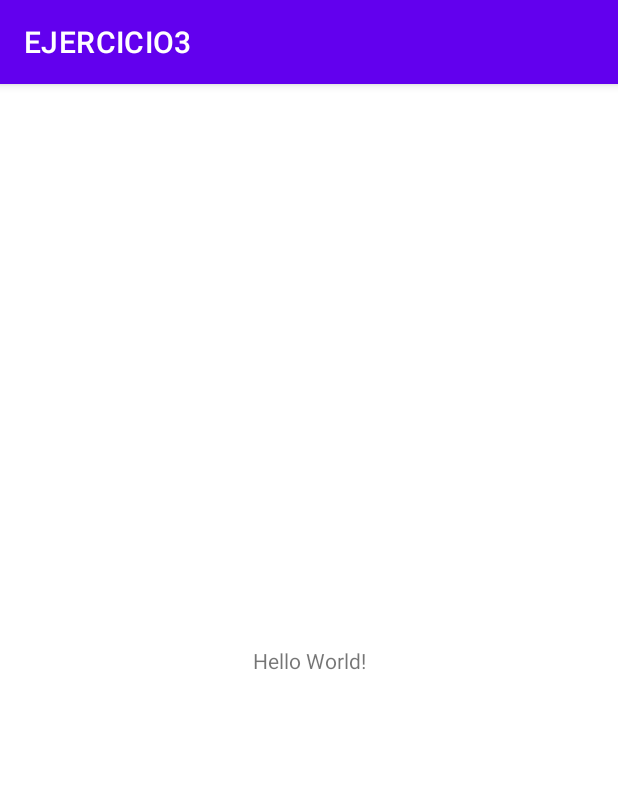
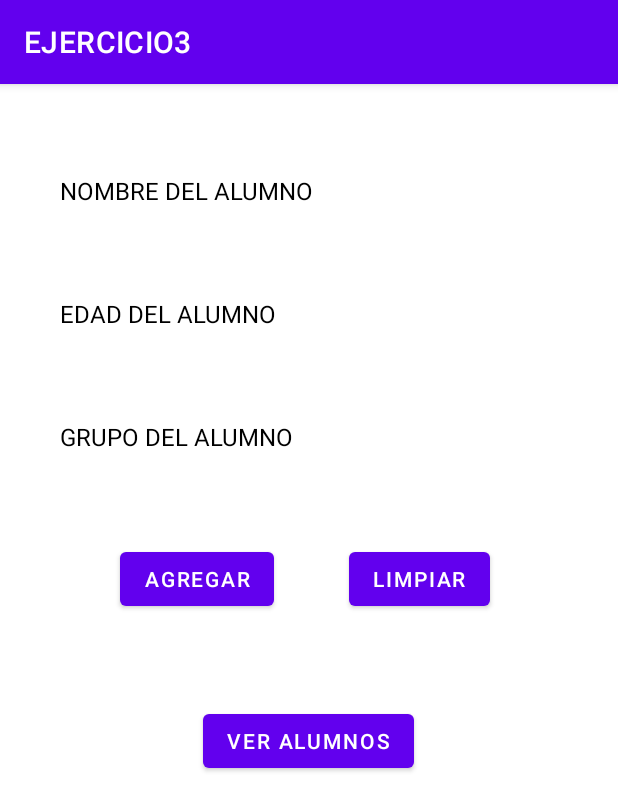
Before and after one commit to edgarjuarezmex/PRACTICAANDROID, an Android app: the screen it shows after launch (MainActivity), on a phone screen of 412 x 824 dp. Shown: the top 811 px of the screen. Run offline under Robolectric (Android 15) with nearby library versions, the phone set to English and light mode, and no system bars; our stand-ins replace data binding.

Commit message:
TERMINO DE PROYECTO 3 RECYCLER VIEW PARA APRENDER

```diff
--- a/app/build.gradle
+++ b/app/build.gradle
@@ -1,6 +1,8 @@
 plugins {
     id 'com.android.application'
     id 'org.jetbrains.kotlin.android'
+    id 'kotlin-kapt'
+    id 'kotlin-parcelize'
 }
 
 android {
@@ -29,6 +31,9 @@ android {
     kotlinOptions {
         jvmTarget = '1.8'
     }
+    dataBinding{
+        enabled = true
+    }
 }
 
 dependencies {
@@ -37,6 +42,7 @@ dependencies {
     implementation 'androidx.appcompat:appcompat:1.5.1'
     implementation 'com.google.android.material:material:1.6.1'
     implementation 'androidx.constraintlayout:constraintlayout:2.1.4'
+    implementation 'androidx.recyclerview:recyclerview:1.2.1'
     testImplementation 'junit:junit:4.13.2'
     androidTestImplementation 'androidx.test.ext:junit:1.1.3'
     androidTestImplementation 'androidx.test.espresso:espresso-core:3.4.0'
--- a/app/src/main/AndroidManifest.xml
+++ b/app/src/main/AndroidManifest.xml
@@ -14,6 +14,9 @@
         android:theme="@style/Theme.EJERCICIO3"
         tools:targetApi="31">
         <activity
+            android:name=".recyclerMain"
+            android:exported="false" />
+        <activity
             android:name=".MainActivity"
             android:exported="true">
             <intent-filter>
--- a/app/src/main/java/com/example/ejercicio3/MainActivity.kt
+++ b/app/src/main/java/com/example/ejercicio3/MainActivity.kt
@@ -1,11 +1,61 @@
 package com.example.ejercicio3
 
+import android.content.Intent
 import androidx.appcompat.app.AppCompatActivity
 import android.os.Bundle
+import androidx.lifecycle.LiveData
+import com.example.ejercicio3.databinding.ActivityMainBinding
 
 class MainActivity : AppCompatActivity() {
+    var alumnosList = mutableListOf<Alumnos>()
+    var nombre = ""
+    var edad = 0
+    var grupo = ""
+    var contador = 0
+
     override fun onCreate(savedInstanceState: Bundle?) {
         super.onCreate(savedInstanceState)
-        setContentView(R.layout.activity_main)
+
+        val binding = ActivityMainBinding.inflate(layoutInflater)
+        setContentView(binding.root)
+
+
+        binding.verButton.setOnClickListener(){
+            openIntent()
+        }
+
+        binding.limpiarButton.setOnClickListener(){
+            binding.edadEdittext.text.clear()
+            binding.nombreEdittext.text.clear()
+            binding.grupoEdittext.text.clear()
+        }
+
+        binding.agregarButton.setOnClickListener(){
+            nombre = binding.nombreEdittext.text.toString()
+            edad = binding.edadEdittext.text.toString().toInt()
+            grupo = binding.grupoEdittext.text.toString()
+            contador += 1
+            agregarAlumno(contador,nombre,edad,grupo)
+            binding.edadEdittext.text.clear()
+            binding.nombreEdittext.text.clear()
+            binding.grupoEdittext.text.clear()
+        }
+
     }
+
+
+
+    private fun agregarAlumno(contador:Int,nombre:String, edad:Int, grupo:String){
+        alumnosList.add(Alumnos(contador,nombre,edad,grupo))
+    }
+
+
+
+    private fun openIntent(){
+        val alumnoList= ArrayList<Alumnos>(alumnosList)
+        val intent = Intent(this,recyclerMain::class.java)
+        intent.putParcelableArrayListExtra(recyclerMain.alumnoList_KEY,alumnoList)
+        startActivity(intent)
+    }
+
 }
--- a/app/src/main/res/layout/activity_main.xml
+++ b/app/src/main/res/layout/activity_main.xml
@@ -1,18 +1,136 @@
 <?xml version="1.0" encoding="utf-8"?>
-<androidx.constraintlayout.widget.ConstraintLayout xmlns:android="http://schemas.android.com/apk/res/android"
+<layout xmlns:android="http://schemas.android.com/apk/res/android"
     xmlns:app="http://schemas.android.com/apk/res-auto"
-    xmlns:tools="http://schemas.android.com/tools"
-    android:layout_width="match_parent"
-    android:layout_height="match_parent"
-    tools:context=".MainActivity">
+    xmlns:tools="http://schemas.android.com/tools">
 
-    <TextView
-        android:layout_width="wrap_content"
-        android:layout_height="wrap_content"
-        android:text="Hello World!"
-        app:layout_constraintBottom_toBottomOf="parent"
-        app:layout_constraintEnd_toEndOf="parent"
-        app:layout_constraintStart_toStartOf="parent"
-        app:layout_constraintTop_toTopOf="parent" />
+    <data>
 
-</androidx.constraintlayout.widget.ConstraintLayout>
+    </data>
+
+    <RelativeLayout
+        android:layout_width="match_parent"
+        android:layout_height="match_parent">
+
+        <ImageView
+            android:id="@+id/principal_imageview"
+            android:layout_width="match_parent"
+            android:layout_height="wrap_content"
+            tools:src="@drawable/ic_launcher_background"
+            />
+
+        <TextView
+            android:id="@+id/nombre_textview"
+            android:layout_width="wrap_content"
+            android:layout_height="wrap_content"
+            android:layout_below="@id/principal_imageview"
+            android:textColor="@color/black"
+            android:textSize="16sp"
+            android:text="NOMBRE DEL ALUMNO"
+            android:layout_marginTop="60dp"
+            android:layout_marginLeft="40dp"
+            android:layout_alignParentLeft="true"
+            />
+
+        <EditText
+            android:id="@+id/nombre_edittext"
+            android:layout_width="match_parent"
+            android:layout_height="wrap_content"
+            android:layout_below="@id/principal_imageview"
+            android:layout_toEndOf="@id/nombre_textview"
+            android:layout_alignBottom="@id/nombre_textview"
+            android:background="@null"
+            android:layout_marginEnd="20dp"
+            android:layout_marginTop="60dp"
+            android:layout_alignParentEnd="true"/>
+
+        <TextView
+            android:id="@+id/edad_textview"
+            android:layout_width="wrap_content"
+            android:layout_height="wrap_content"
+            android:layout_below="@id/nombre_textview"
+            android:textColor="@color/black"
+            android:textSize="16sp"
+            android:text="EDAD DEL ALUMNO"
+            android:layout_marginTop="60dp"
+            android:layout_marginLeft="40dp"
+            android:layout_alignParentLeft="true"
+            />
+
+
+        <EditText
+            android:id="@+id/edad_edittext"
+            android:layout_width="match_parent"
+            android:layout_height="wrap_content"
+            android:layout_below="@id/nombre_edittext"
+            android:layout_toEndOf="@id/nombre_textview"
+            android:layout_alignBottom="@id/edad_textview"
+            android:background="@null"
+            android:layout_marginEnd="20dp"
+            android:layout_marginTop="60dp"
+            android:layout_alignParentEnd="true"/>
+
+        <TextView
+            android:id="@+id/grupo_textview"
+            android:layout_width="wrap_content"
+            android:layout_height="wrap_content"
+            android:layout_below="@id/edad_textview"
+            android:textColor="@color/black"
+            android:textSize="16sp"
+            android:text="GRUPO DEL ALUMNO"
+            android:layout_marginTop="60dp"
+            android:layout_marginLeft="40dp"
+            android:layout_alignParentLeft="true"
+            />
+
+
+        <EditText
+            android:id="@+id/grupo_edittext"
+            android:layout_width="match_parent"
+            android:layout_height="wrap_content"
+            android:layout_below="@id/edad_edittext"
+            android:layout_toEndOf="@id/nombre_textview"
+            android:layout_alignBottom="@id/grupo_textview"
+            android:background="@null"
+            android:layout_marginEnd="20dp"
+            android:layout_marginTop="60dp"
+            android:layout_alignParentEnd="true"/>
+
+
+        <Button
+            android:id="@+id/agregar_button"
+            android:layout_width="wrap_content"
+            android:layout_height="wrap_content"
+            android:layout_below="@id/grupo_textview"
+            android:layout_marginTop="60dp"
+            android:layout_marginLeft="80dp"
+            android:layout_alignParentLeft="true"
+            android:text="AGREGAR"
+            />
+
+        <Button
+            android:id="@+id/limpiar_button"
+            android:layout_width="wrap_content"
+            android:layout_height="wrap_content"
+            android:layout_below="@id/grupo_textview"
+            android:layout_toEndOf="@id/agregar_button"
+            android:layout_marginTop="60dp"
+            android:layout_marginLeft="50dp"
+            android:text="LIMPIAR"
+            />
+
+        <Button
+            android:id="@+id/ver_button"
+            android:layout_width="wrap_content"
+            android:layout_height="wrap_content"
+            android:layout_below="@id/agregar_button"
+            android:layout_marginTop="60dp"
+            android:layout_marginLeft="100dp"
+            android:layout_centerInParent="true"
+            android:text="VER ALUMNOS"
+            />
+
+
+    </RelativeLayout>
+
+
+</layout>
```
Also changed, not shown: app/src/main/java/com/example/ejercicio3/Alumnos.kt (added, +7 -0 lines), app/src/main/java/com/example/ejercicio3/alumnoAdapter.kt (added, +50 -0 lines), app/src/main/java/com/example/ejercicio3/recyclerMain.kt (added, +31 -0 lines), app/src/main/res/layout/activity_recycler_main.xml (added, +20 -0 lines), app/src/main/res/layout/alumno_list_item.xml (added, +44 -0 lines).
